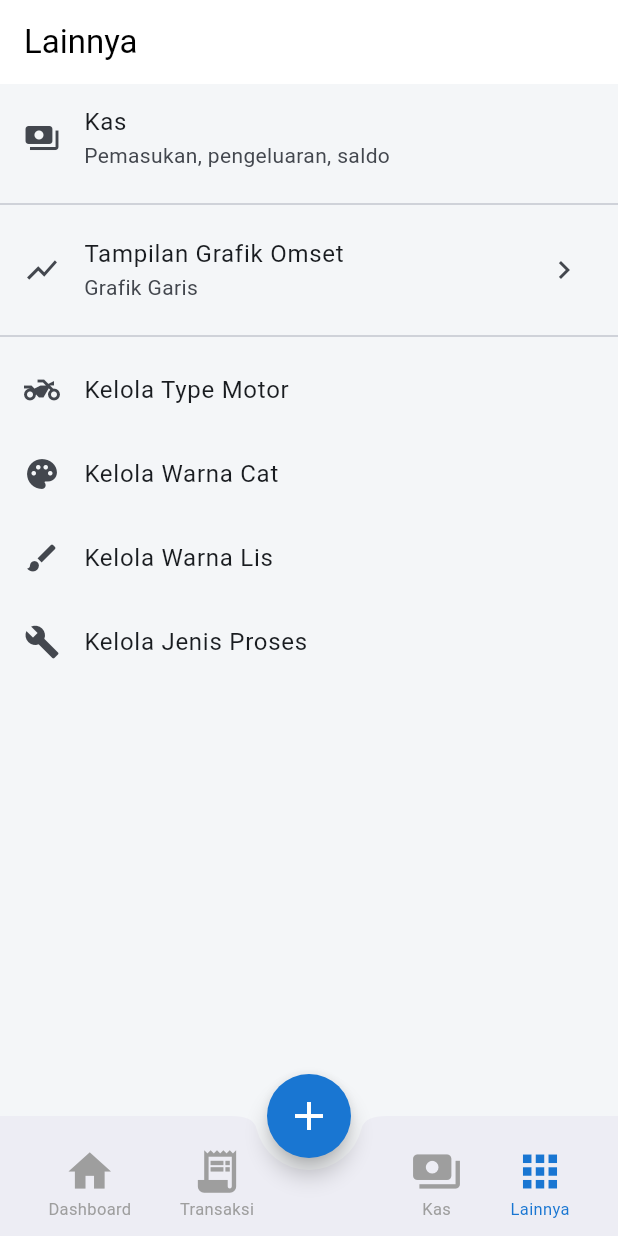
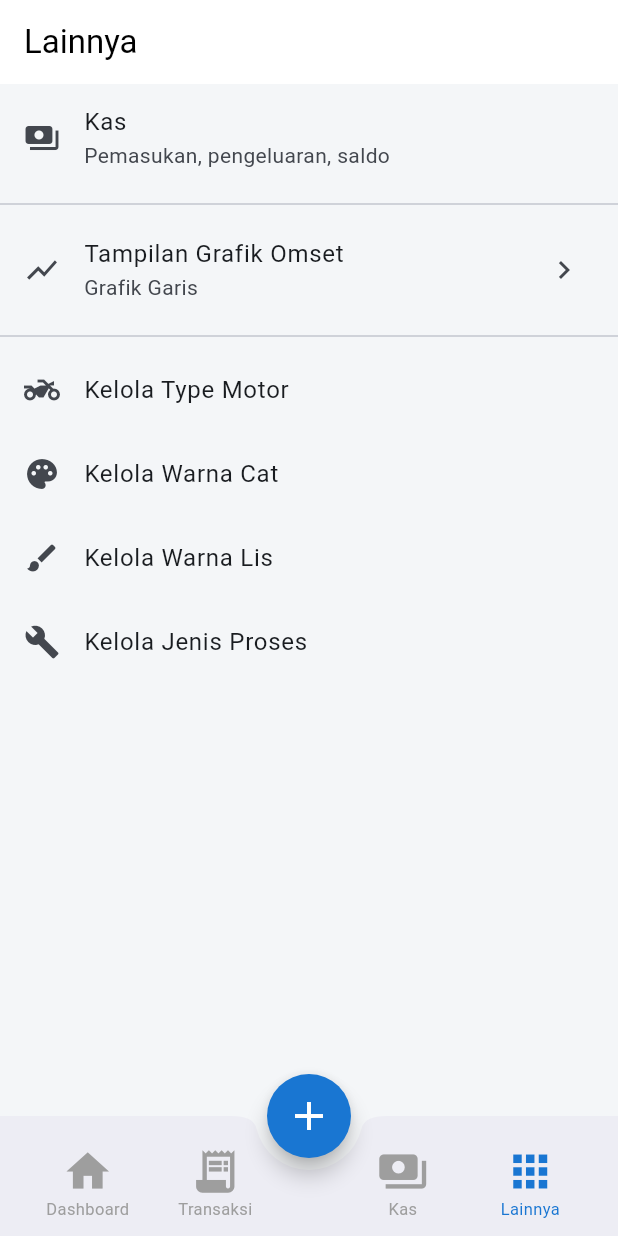
Before and after one commit to RamadhanZaki/WTN_App, a Flutter app: the screen it shows after launch, item 4 of the bottom bar chosen, on a phone screen of 412 x 824 dp. Run offline on Flutter 3.47's test engine with Material 3 defaults, Android fonts, the phone set to English and light mode, and no system bars; our stand-ins replace sqflite; accounts and stored records are empty.

Commit message:
Update v2.3

```diff
--- a/lib/main.dart
+++ b/lib/main.dart
@@ -65,11 +65,11 @@ class _RootShellState extends State<RootShell> {
         shape: const CircularNotchedRectangle(),
         notchMargin: 8,
         child: Row(mainAxisAlignment: MainAxisAlignment.spaceAround, children: [
-          _navItem(0, Icons.home, 'Dashboard'),
-          _navItem(1, Icons.receipt_long, 'Transaksi'),
+          Expanded(child: _navItem(0, Icons.home, 'Dashboard')),
+          Expanded(child: _navItem(1, Icons.receipt_long, 'Transaksi')),
           const SizedBox(width: 40),
-          _navItem(3, Icons.payments, 'Kas'),
-          _navItem(4, Icons.apps, 'Lainnya'),
+          Expanded(child: _navItem(3, Icons.payments, 'Kas')),
+          Expanded(child: _navItem(4, Icons.apps, 'Lainnya')),
         ]),
       ),
     );
@@ -77,8 +77,18 @@ class _RootShellState extends State<RootShell> {
 
   Widget _navItem(int i, IconData icon, String label) {
     final selected = _index == i;
-    return InkWell(
+    // Sebelumnya InkWell tanpa borderRadius/warna splash menampilkan efek
+    // highlight kotak penuh saat ditekan, dan area tap-nya sempit (hanya
+    // sebesar konten). Sekarang: splash dibuat halus & mengikuti bentuk
+    // bulat (bukan kotak), dan seluruh item (dibungkus Expanded di Row di
+    // atas) jadi area tap sehingga lebih mudah dipencet.
+    return InkResponse(
       onTap: () => setState(() => _index = i),
+      radius: 40,
+      highlightShape: BoxShape.circle,
+      splashColor: AppColors.biruTua.withOpacity(0.12),
+      highlightColor: AppColors.biruTua.withOpacity(0.06),
+      containedInkWell: true,
       child: Padding(
         padding: const EdgeInsets.symmetric(vertical: 8),
         child: Column(mainAxisSize: MainAxisSize.min, children: [
```
Also changed, not shown: lib/pages/dashboard_page.dart (+7 -6 lines).
